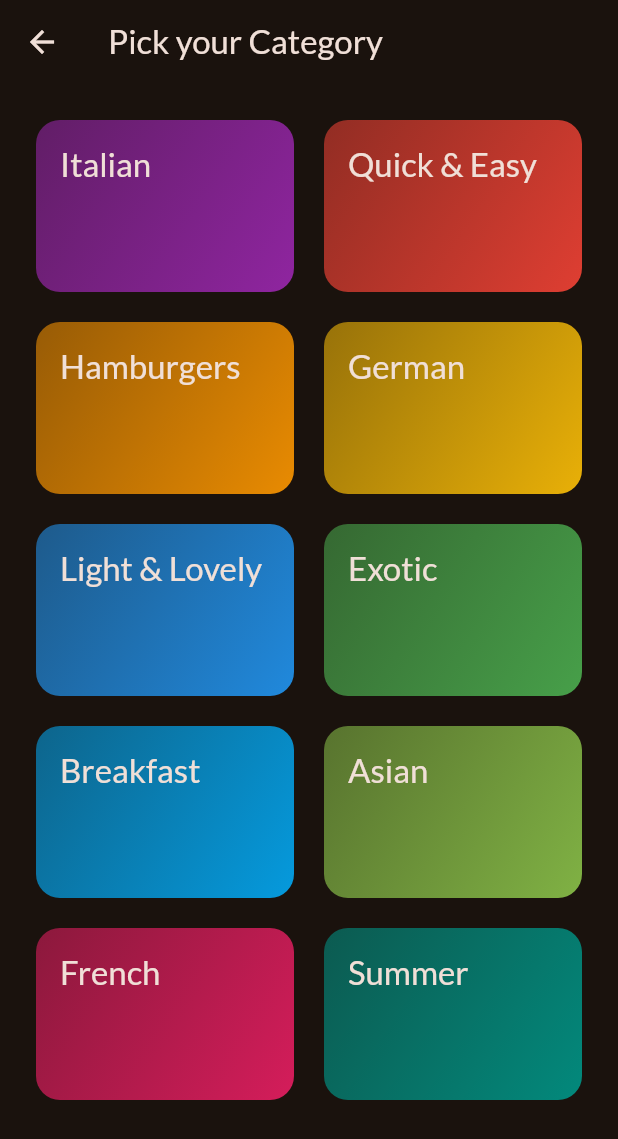
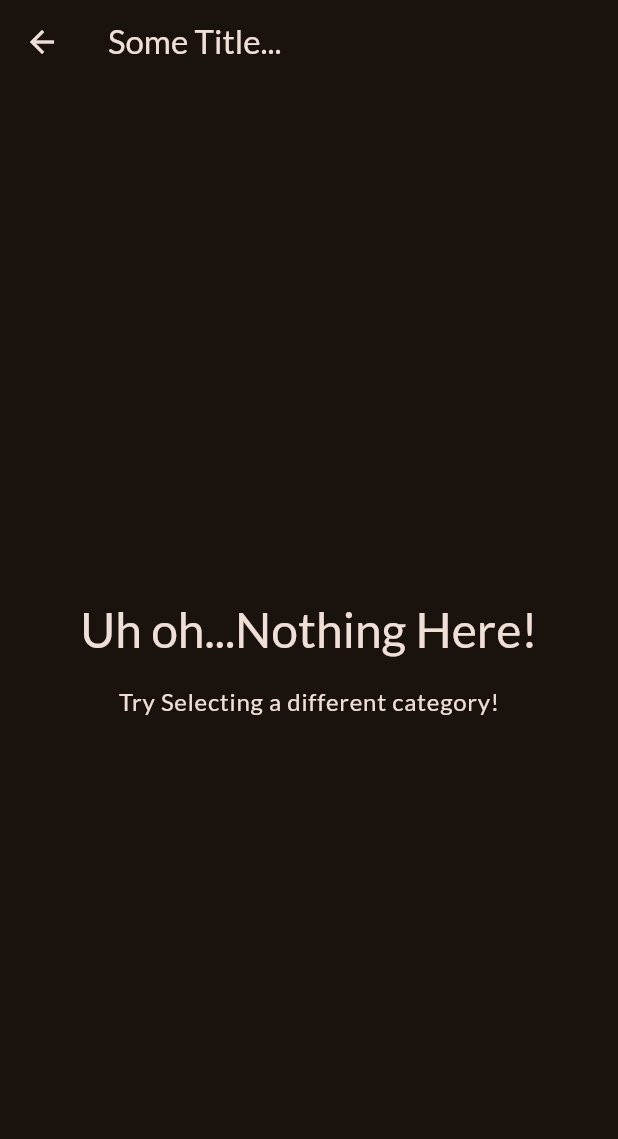
Before and after one commit to Defalt2-O/meals_app, a Flutter app: the CategoriesScreen screen opened directly, after a tap on "Italian", on a phone screen of 412 x 824 dp. Shown: the top 1139 px of the screen. Run offline on Flutter 3.47's test engine with Material 3 defaults, Android fonts, the phone set to English and light mode, and no system bars; our stand-ins replace google_fonts.

Commit message:
Navigator added to allow category selection to display meals list.

```diff
--- a/lib/main.dart
+++ b/lib/main.dart
@@ -1,8 +1,6 @@
 import 'package:flutter/material.dart';
 import 'package:google_fonts/google_fonts.dart';
-import 'package:meals_app/data/dummy_data.dart';
 import 'package:meals_app/screens/categories.dart';
-import 'package:meals_app/screens/meals.dart';
 
 final theme = ThemeData(
   useMaterial3: true,
@@ -24,7 +22,7 @@ class App extends StatelessWidget {
   Widget build(BuildContext context) {
     return MaterialApp(
       theme: theme,
-      home: const Meals(title: 'Some Category...', meals: dummyMeals),
+      home: const CategoriesScreen(),
     );
   }
 }
--- a/lib/screens/categories.dart
+++ b/lib/screens/categories.dart
@@ -1,9 +1,21 @@
 import 'package:flutter/material.dart';
 import 'package:meals_app/data/dummy_data.dart';
+import 'package:meals_app/screens/meals.dart';
 import 'package:meals_app/widgets/category_grid_item.dart';
 
 class CategoriesScreen extends StatelessWidget {
   const CategoriesScreen({super.key});
+
+  void _selectCategory(BuildContext context) {
+    Navigator.push(
+      context,
+      MaterialPageRoute(
+        builder: (ctx) {
+          return const MealsScreen(title: 'Some Title...', meals: []);
+        },
+      ),
+    );
+  }
 
   @override
   Widget build(context) {
@@ -22,8 +34,14 @@ class CategoriesScreen extends StatelessWidget {
           mainAxisSpacing: 20, //space between rows
         ),
         children: [
-          ...availableCategories
-              .map((category) => CategoryGridItem(category: category))
+          ...availableCategories.map(
+            (category) => CategoryGridItem(
+              category: category,
+              onSelectCategory: () {
+                _selectCategory(context);
+              },
+            ),
+          ),
         ],
       ),
     );
--- a/lib/screens/meals.dart
+++ b/lib/screens/meals.dart
@@ -1,8 +1,8 @@
 import 'package:flutter/material.dart';
 import 'package:meals_app/models/meal.dart';
 
-class Meals extends StatelessWidget {
-  const Meals({super.key, required this.title, required this.meals});
+class MealsScreen extends StatelessWidget {
+  const MealsScreen({super.key, required this.title, required this.meals});
 
   final String title;
   final List<Meal> meals;
--- a/lib/widgets/category_grid_item.dart
+++ b/lib/widgets/category_grid_item.dart
@@ -5,15 +5,17 @@ class CategoryGridItem extends StatelessWidget {
   const CategoryGridItem({
     super.key,
     required this.category,
+    required this.onSelectCategory,
   });
 
   final Category category;
+  final void Function() onSelectCategory;
 
   @override
   Widget build(BuildContext context) {
     return InkWell(
       //Allows widgets to be tappable, and provides extra features as well. GestureDetector also provides tappability.
-      onTap: () {},
+      onTap: onSelectCategory,
       splashColor: Theme.of(context).primaryColor,
       borderRadius: BorderRadius.circular(
           16), //provides border (round edges) radius only to highlighting section
```
